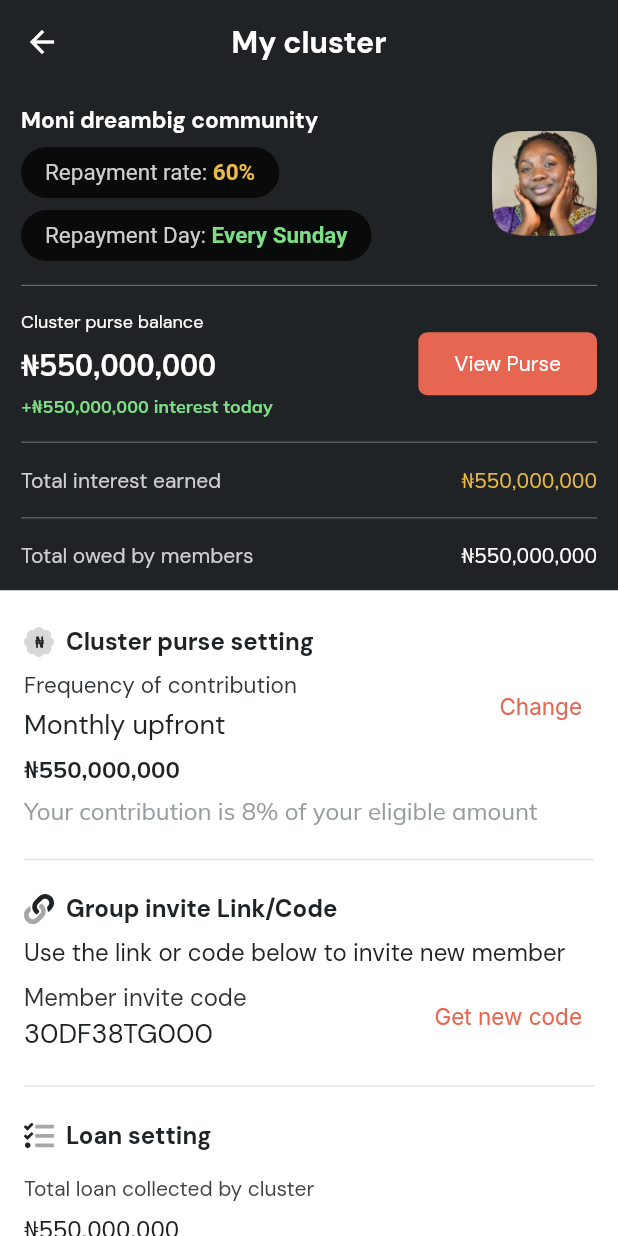
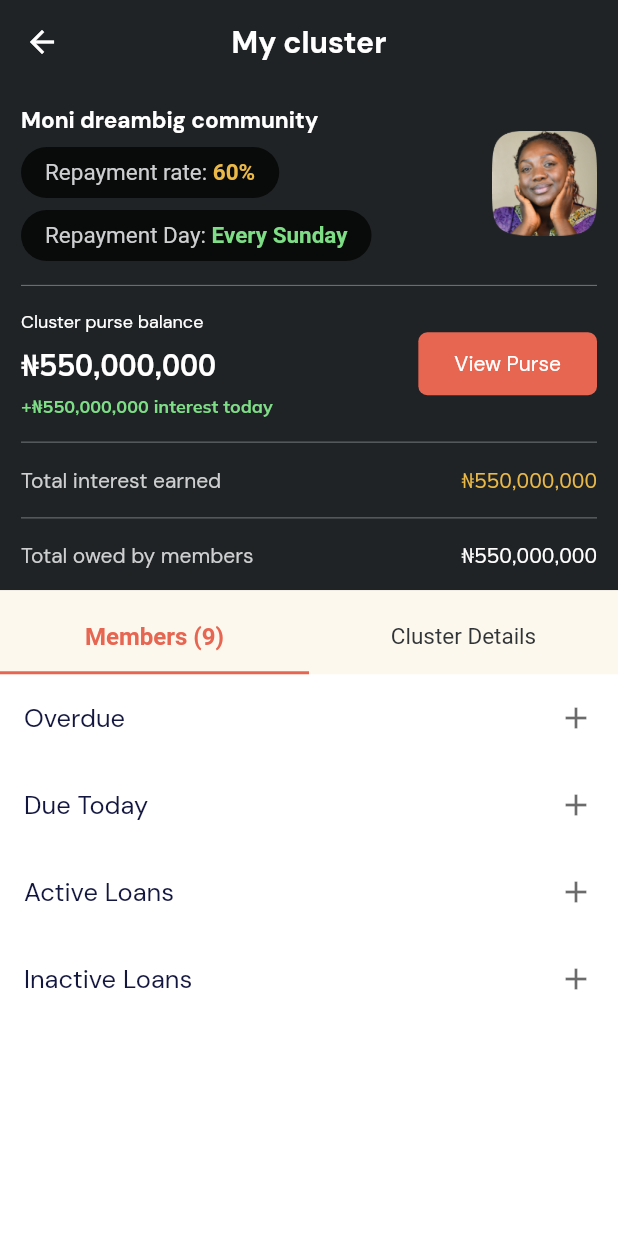
Before and after one commit to Nkwachi-N/Moni, a Flutter app: the screen it shows after launch, on a phone screen of 412 x 824 dp. Run offline on Flutter 3.47's test engine with Material 2 defaults, Android fonts, the phone set to English and light mode, and no system bars; our stand-ins replace flutter_svg, google_fonts.

Commit message:
UI 100% done

```diff
--- a/lib/Core/utils/moni_colors.dart
+++ b/lib/Core/utils/moni_colors.dart
@@ -16,6 +16,8 @@ class MoniColors{
   static const greenDarkest = Color(0xFF198155);
 
   static const greenBase = Color(0xFF23C16B);
+
+  static const secondaryBrandLightest = Color(0xFFFDF8ED);
 
   static const greyBase = Color(0xFFCDCFD0);
 
--- a/lib/UI/screens/cluster_details_screen.dart
+++ b/lib/UI/screens/cluster_details_screen.dart
@@ -11,6 +11,7 @@ class ClusterDetailsScreen extends StatelessWidget {
   Widget build(BuildContext context) {
     return Padding(
       padding: const EdgeInsets.symmetric(horizontal: 16.0),
+      child: SingleChildScrollView(
         child: Column(
           crossAxisAlignment: CrossAxisAlignment.start,
           children: [
@@ -510,6 +511,7 @@ class ClusterDetailsScreen extends StatelessWidget {
             ),
           ],
         ),
+      ),
     );
   }
 }
--- a/lib/UI/screens/home_screen.dart
+++ b/lib/UI/screens/home_screen.dart
@@ -3,6 +3,7 @@ import 'package:flutter_svg/flutter_svg.dart';
 import 'package:google_fonts/google_fonts.dart';
 import 'package:moni/Core/utils/moni_colors.dart';
 import 'package:moni/UI/screens/cluster_details_screen.dart';
+import 'package:moni/UI/screens/members_screen.dart';
 import 'package:moni/UI/widgets/repayment_widget.dart';
 
 class HomeScreen extends StatefulWidget {
@@ -26,9 +27,7 @@ class _HomeScreenState extends State<HomeScreen>
           ),
         ),
       ),
-      body: SingleChildScrollView(
-        child: Column(
-          children: [
+      body: Column(children: [
         Container(
           color: MoniColors.darkDarker,
           padding: const EdgeInsets.all(14.0),
@@ -136,7 +135,7 @@ class _HomeScreenState extends State<HomeScreen>
                         shape: RoundedRectangleBorder(
                           borderRadius: BorderRadius.circular(6.0),
                         )),
-                        child:  Text(
+                    child: Text(
                       'View Purse',
                       style: GoogleFonts.dmSans(
                         fontSize: 14.0,
@@ -206,13 +205,46 @@ class _HomeScreenState extends State<HomeScreen>
             ],
           ),
         ),
-            const SizedBox(
-              height: 8.0,
+        Expanded(
+          child: DefaultTabController(
+              length: 2, // length of tabs
+              initialIndex: 0,
+              child: Column(
+                  crossAxisAlignment: CrossAxisAlignment.stretch,
+                  children: <Widget>[
+                    Container(
+                      padding: const EdgeInsets.only(
+                        top: 8.0,
                       ),
-           const ClusterDetailsScreen(),
+                      decoration: const BoxDecoration(
+                        color: MoniColors.secondaryBrandLightest,
+                      ),
+                      child: const TabBar(
+                        labelColor: MoniColors.primaryBrand,
+                        unselectedLabelColor: MoniColors.darkDark,
+                        indicatorColor: MoniColors.primaryBrand,
+                        indicatorWeight: 2.0,
+                        unselectedLabelStyle:
+                            TextStyle(fontWeight: FontWeight.w400, fontSize: 15),
+                        labelStyle: TextStyle(
+                          fontWeight: FontWeight.w700,
+                          fontSize: 16.0,
+                        ),
+                        tabs: [
+                          Tab(text: 'Members (9)'),
+                          Tab(text: 'Cluster Details'),
                         ],
                       ),
                     ),
+                    const Expanded(
+                      child: TabBarView(children: <Widget>[
+                        MembersScreen(),
+                        ClusterDetailsScreen(),
+                      ]),
+                    )
+                  ])),
+        ),
+      ]),
     );
   }
 }
--- a/lib/UI/screens/members_screen.dart
+++ b/lib/UI/screens/members_screen.dart
@@ -10,7 +10,8 @@ class MembersScreen extends StatelessWidget {
 
   @override
   Widget build(BuildContext context) {
-    return Column(
+    return SingleChildScrollView(
+      child: Column(
         children: [
           MoniExpansionTile(
             title: 'Overdue',
@@ -147,6 +148,7 @@ class MembersScreen extends StatelessWidget {
             height: 16.0,
           ),
         ]
+      ),
     );
   }
 }
```
Lines whose indentation alone changed are shown as unchanged.
